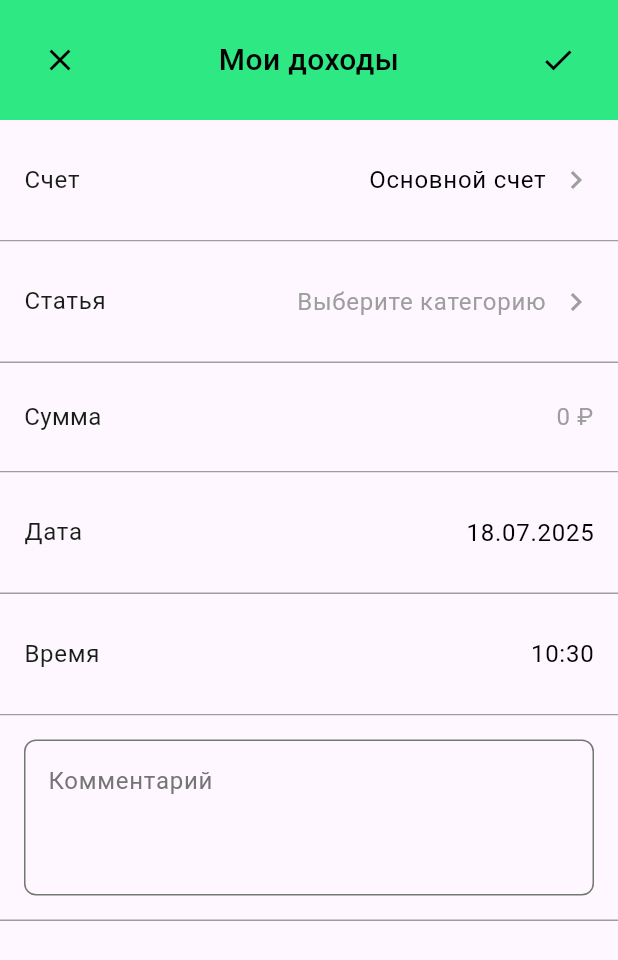
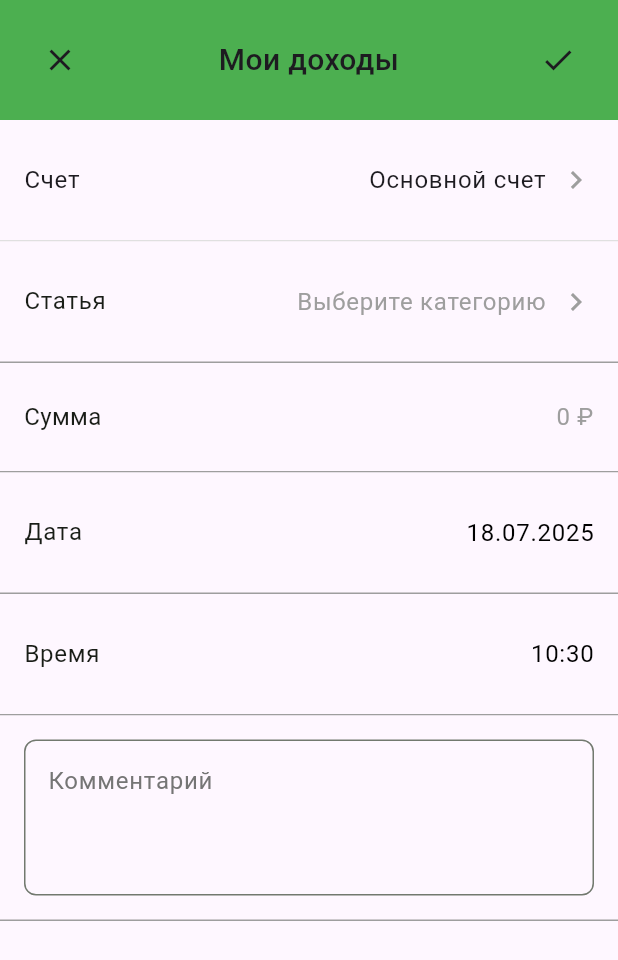
Before and after one commit to MeZeksan/finance_app_yandex_smr_2025, a Flutter app: the screen it shows after launch, item 2 of the bottom bar chosen, after a tap on the "add" icon, on a phone screen of 412 x 824 dp. Shown: the top 960 px of the screen. Run offline on Flutter 3.47's test engine with Material 3 defaults, Android fonts, the phone set to English and light mode, and no system bars; our stand-ins replace auto_route, connectivity_plus, dio, equatable, fl_chart, flutter_bloc and 7 more; generated files the repository leaves out were written again; network calls fail.

Commit message:
Цвета на оставшиеся экраны

```diff
--- a/lib/features/account/presentation/view/account_screen.dart
+++ b/lib/features/account/presentation/view/account_screen.dart
@@ -425,19 +425,6 @@ class _AccountViewState extends State<AccountView> with SingleTickerProviderStat
           );
         },
       ),
-      // Floating Action Button
-      floatingActionButton: FloatingActionButton(
-        heroTag: 'accountButtonTag',
-        shape: const CircleBorder(),
-        onPressed: () {
-          // TODO: Implement add functionality
-        },
-        backgroundColor: _themeService.headerColor,
-        child: const Icon(
-          Icons.add,
-          color: Colors.white,
-        ),
-      ),
         );
       },
     );
--- a/lib/features/transaction/presentation/widgets/transaction_tile.dart
+++ b/lib/features/transaction/presentation/widgets/transaction_tile.dart
@@ -215,12 +215,14 @@ class _TransactionScreenState extends State<TransactionScreen> {
 
   late final BankAccountRepository _accountRepository;
   late final CategoryRepository _categoryRepository;
+  late ThemeService _themeService;
 
   @override
   void initState() {
     super.initState();
     _accountRepository = ServiceLocator.bankAccountRepository;
     _categoryRepository = ServiceLocator.categoryRepository;
+    _themeService = ServiceLocator.themeService;
     _initializeData();
   }
 
@@ -539,8 +541,11 @@ class _TransactionScreenState extends State<TransactionScreen> {
 
   @override
   Widget build(BuildContext context) {
+    return ListenableBuilder(
+      listenable: _themeService,
+      builder: (context, child) {
         return Scaffold(
-      backgroundColor: const Color(0xFFFEF7FF),
+          backgroundColor: _themeService.backgroundColor,
           body: Column(
             children: [
               // Header with status bar padding
@@ -552,20 +557,20 @@ class _TransactionScreenState extends State<TransactionScreen> {
                   right: 16,
                   bottom: 16,
                 ),
-            decoration: const BoxDecoration(
-              color: Color(0xFFb2AE881),
+                decoration: BoxDecoration(
+                  color: _themeService.headerColor,
                 ),
                 child: Row(
                   children: [
                     IconButton(
-                  icon: const Icon(Icons.close, color: Colors.black),
+                      icon: Icon(Icons.close, color: _themeService.textColor),
                       onPressed: () => Navigator.of(context).pop(),
                     ),
                     Expanded(
                       child: Text(
                         widget.isIncome ? 'Мои доходы' : 'Мои расходы',
-                    style: const TextStyle(
-                      color: Colors.black,
+                        style: TextStyle(
+                          color: _themeService.textColor,
                           fontSize: 20,
                           fontWeight: FontWeight.w500,
                         ),
@@ -573,7 +578,7 @@ class _TransactionScreenState extends State<TransactionScreen> {
                       ),
                     ),
                     IconButton(
-                  icon: const Icon(Icons.check, color: Colors.black),
+                      icon: Icon(Icons.check, color: _themeService.textColor),
                       onPressed: _isSaving ? null : _saveTransaction,
                     ),
                   ],
@@ -583,25 +588,26 @@ class _TransactionScreenState extends State<TransactionScreen> {
           // Content
           Expanded(
             child: _isLoading
-                ? const Center(child: CircularProgressIndicator())
+                ? Center(child: CircularProgressIndicator(color: _themeService.headerColor))
                 : SingleChildScrollView(
                     child: Column(
                       children: [
                         // Account Selection
                         Container(
                           width: double.infinity,
-                          decoration: const BoxDecoration(
-                            color: Color(0xFFFEF7FF),
+                          decoration: BoxDecoration(
+                            color: _themeService.backgroundColor,
                           ),
                           child: Column(
                             children: [
                               ListTile(
                                 contentPadding: const EdgeInsets.symmetric(horizontal: 16, vertical: 12),
-                                title: const Text(
+                                title: Text(
                                   'Счет',
                                   style: TextStyle(
                                     fontSize: 16,
                                     fontWeight: FontWeight.w400,
+                                    color: _themeService.textColor,
                                   ),
                                 ),
                                 trailing: Row(
@@ -612,16 +618,16 @@ class _TransactionScreenState extends State<TransactionScreen> {
                                       style: TextStyle(
                                         fontSize: 16,
                                         fontWeight: FontWeight.w400,
-                                        color: _selectedAccount != null ? Colors.black : Colors.grey,
+                                        color: _selectedAccount != null ? _themeService.textColor : Colors.grey,
                                       ),
                                     ),
                                     const SizedBox(width: 8),
-                                    const Icon(Icons.chevron_right, color: Colors.grey),
+                                    Icon(Icons.chevron_right, color: Colors.grey),
                                   ],
                                 ),
                                 onTap: _showAccountSelector,
                               ),
-                              const Divider(height: 1, color: Colors.grey),
+                              Divider(height: 1, color: Colors.grey.shade300),
                             ],
                           ),
                         ),
@@ -856,6 +862,8 @@ class _TransactionScreenState extends State<TransactionScreen> {
         ],
       ),
         );
+      },
+    );
   }
 
   void _showAccountSelector() {
```
Also changed, not shown: lib/features/analysis/presentation/view/analysis_screen.dart (+59 -38 lines), lib/features/analysis/presentation/widgets/analysis_header.dart (+14 -6 lines), lib/features/history/presentation/view/history_screen.dart (+59 -38 lines), lib/features/history/presentation/widgets/history_header.dart (+15 -8 lines), lib/features/settings/presentation/view/settings_screen.dart (+1 -6 lines). Lines whose indentation alone changed are shown as unchanged.
